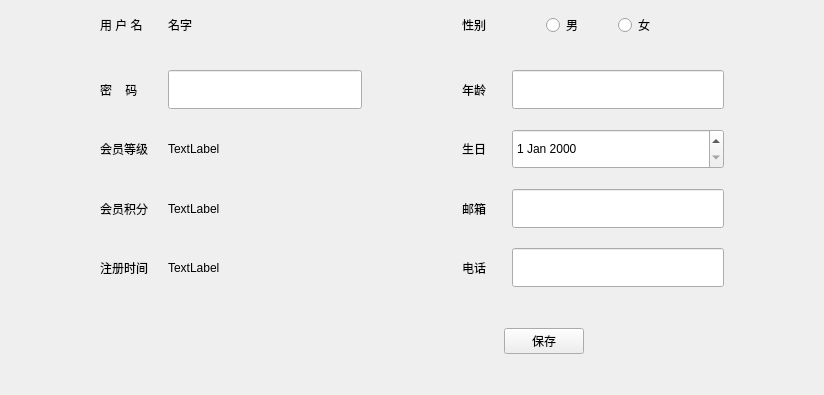
This is personalinfo.ui in hhhyxy/TicketingSystem as Qt 5 draws it before an edit. The edited form follows.
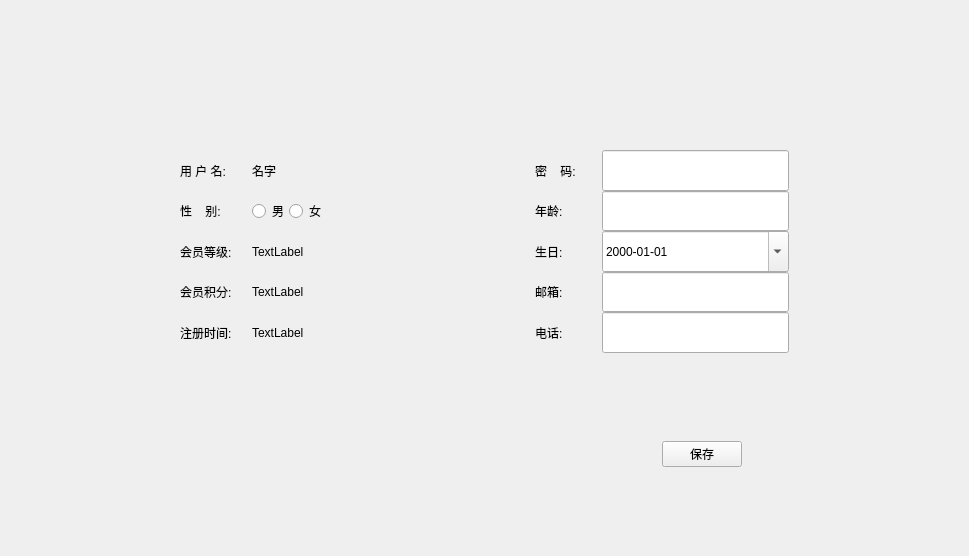
This is the edited form.

Patch:
```diff
--- a/personalinfo.ui
+++ b/personalinfo.ui
@@ -6,55 +6,50 @@
    <rect>
     <x>0</x>
     <y>0</y>
-    <width>824</width>
-    <height>395</height>
+    <width>969</width>
+    <height>556</height>
    </rect>
   </property>
   <property name="windowTitle">
    <string>Form</string>
   </property>
-  <layout class="QHBoxLayout" name="horizontalLayout_3">
+  <layout class="QVBoxLayout" name="verticalLayout">
    <property name="spacing">
     <number>0</number>
    </property>
    <property name="leftMargin">
-    <number>100</number>
+    <number>0</number>
    </property>
    <property name="topMargin">
-    <number>0</number>
+    <number>150</number>
    </property>
    <property name="rightMargin">
-    <number>100</number>
+    <number>0</number>
    </property>
    <property name="bottomMargin">
-    <number>0</number>
-   </property>
-   <item>
-    <layout class="QVBoxLayout" name="verticalLayout" stretch="8,3">
-     <property name="spacing">
       <number>0</number>
      </property>
      <item>
       <widget class="QWidget" name="widget_4" native="true">
-       <layout class="QHBoxLayout" name="horizontalLayout_2" stretch="4,4">
+     <layout class="QHBoxLayout" name="horizontalLayout_2" stretch="1,1">
         <property name="spacing">
          <number>100</number>
         </property>
         <property name="leftMargin">
-         <number>0</number>
+       <number>180</number>
         </property>
         <property name="topMargin">
          <number>0</number>
         </property>
         <property name="rightMargin">
-         <number>0</number>
+       <number>180</number>
         </property>
         <property name="bottomMargin">
          <number>0</number>
         </property>
         <item>
          <widget class="QWidget" name="widget_2" native="true">
-          <layout class="QGridLayout" name="gridLayout" rowstretch="1,0,0,0,0" columnstretch="1,7">
+        <layout class="QGridLayout" name="gridLayout_2" columnstretch="1,4">
            <property name="leftMargin">
             <number>0</number>
            </property>
@@ -67,11 +62,14 @@
            <property name="bottomMargin">
             <number>0</number>
            </property>
-           <property name="spacing">
+         <property name="horizontalSpacing">
             <number>20</number>
            </property>
-           <item row="2" column="1">
-            <widget class="QLabel" name="label_grade">
+         <property name="verticalSpacing">
+          <number>0</number>
+         </property>
+         <item row="0" column="0">
+          <widget class="QLabel" name="label">
              <property name="maximumSize">
               <size>
                <width>16777215</width>
@@ -79,7 +77,7 @@
               </size>
              </property>
              <property name="text">
-              <string>TextLabel</string>
+            <string>用 户 名:</string>
              </property>
             </widget>
            </item>
@@ -97,100 +95,9 @@
             </widget>
            </item>
            <item row="1" column="0">
-            <widget class="QLabel" name="label_2">
-             <property name="maximumSize">
-              <size>
-               <width>16777215</width>
-               <height>50</height>
-              </size>
-             </property>
-             <property name="text">
-              <string>密    码</string>
-             </property>
-            </widget>
-           </item>
-           <item row="3" column="0">
-            <widget class="QLabel" name="label_4">
-             <property name="maximumSize">
-              <size>
-               <width>16777215</width>
-               <height>50</height>
-              </size>
-             </property>
-             <property name="text">
-              <string>会员积分</string>
-             </property>
-            </widget>
-           </item>
-           <item row="4" column="0">
-            <widget class="QLabel" name="label_10">
-             <property name="maximumSize">
-              <size>
-               <width>16777215</width>
-               <height>50</height>
-              </size>
-             </property>
-             <property name="text">
-              <string>注册时间</string>
-             </property>
-            </widget>
-           </item>
-           <item row="4" column="1">
-            <widget class="QLabel" name="label_registerTime">
-             <property name="maximumSize">
-              <size>
-               <width>16777215</width>
-               <height>50</height>
-              </size>
-             </property>
-             <property name="text">
-              <string>TextLabel</string>
-             </property>
-            </widget>
-           </item>
-           <item row="0" column="0">
-            <widget class="QLabel" name="label">
-             <property name="maximumSize">
-              <size>
-               <width>16777215</width>
-               <height>50</height>
-              </size>
-             </property>
-             <property name="text">
-              <string>用 户 名</string>
-             </property>
-            </widget>
-           </item>
-           <item row="2" column="0">
-            <widget class="QLabel" name="label_3">
-             <property name="maximumSize">
-              <size>
-               <width>16777215</width>
-               <height>50</height>
-              </size>
-             </property>
-             <property name="text">
-              <string>会员等级</string>
-             </property>
-            </widget>
-           </item>
-           <item row="3" column="1">
-            <widget class="QLabel" name="label_score">
-             <property name="maximumSize">
-              <size>
-               <width>16777215</width>
-               <height>50</height>
-              </size>
-             </property>
-             <property name="text">
-              <string>TextLabel</string>
-             </property>
-            </widget>
-           </item>
-           <item row="1" column="1">
-            <widget class="QLineEdit" name="lineEdit_pwd">
+          <widget class="QLabel" name="label_7">
              <property name="sizePolicy">
-              <sizepolicy hsizetype="Expanding" vsizetype="Preferred">
+            <sizepolicy hsizetype="Preferred" vsizetype="Preferred">
                <horstretch>0</horstretch>
                <verstretch>0</verstretch>
               </sizepolicy>
@@ -201,72 +108,12 @@
                <height>50</height>
               </size>
              </property>
-            </widget>
-           </item>
-          </layout>
-         </widget>
-        </item>
-        <item>
-         <widget class="QWidget" name="widget_3" native="true">
-          <layout class="QGridLayout" name="gridLayout_2" rowstretch="1,0,0,0,0" columnstretch="1,7">
-           <property name="leftMargin">
-            <number>0</number>
-           </property>
-           <property name="topMargin">
-            <number>0</number>
-           </property>
-           <property name="rightMargin">
-            <number>0</number>
-           </property>
-           <property name="bottomMargin">
-            <number>0</number>
-           </property>
-           <property name="spacing">
-            <number>20</number>
-           </property>
-           <item row="1" column="1">
-            <widget class="QLineEdit" name="lineEdit_age">
-             <property name="sizePolicy">
-              <sizepolicy hsizetype="Expanding" vsizetype="Preferred">
-               <horstretch>0</horstretch>
-               <verstretch>0</verstretch>
-              </sizepolicy>
-             </property>
-             <property name="maximumSize">
-              <size>
-               <width>16777215</width>
-               <height>50</height>
-              </size>
-             </property>
-            </widget>
-           </item>
-           <item row="1" column="0">
-            <widget class="QLabel" name="label_8">
-             <property name="maximumSize">
-              <size>
-               <width>16777215</width>
-               <height>50</height>
-              </size>
-             </property>
              <property name="text">
-              <string>年龄</string>
+            <string>性    别:</string>
              </property>
             </widget>
            </item>
-           <item row="4" column="0">
-            <widget class="QLabel" name="label_6">
-             <property name="maximumSize">
-              <size>
-               <width>16777215</width>
-               <height>50</height>
-              </size>
-             </property>
-             <property name="text">
-              <string>电话</string>
-             </property>
-            </widget>
-           </item>
-           <item row="0" column="1">
+         <item row="1" column="1">
             <widget class="QWidget" name="widget_sex" native="true">
              <property name="sizePolicy">
               <sizepolicy hsizetype="Preferred" vsizetype="Preferred">
@@ -290,10 +137,10 @@
               <property name="bottomMargin">
                <number>0</number>
               </property>
-              <item alignment="Qt::AlignHCenter">
+            <item>
                <widget class="QRadioButton" name="radioButton_man">
                 <property name="sizePolicy">
-                 <sizepolicy hsizetype="Minimum" vsizetype="Preferred">
+               <sizepolicy hsizetype="Fixed" vsizetype="Preferred">
                   <horstretch>0</horstretch>
                   <verstretch>0</verstretch>
                  </sizepolicy>
@@ -309,7 +156,7 @@
                 </property>
                </widget>
               </item>
-              <item>
+            <item alignment="Qt::AlignLeft">
                <widget class="QRadioButton" name="radioButton_woman">
                 <property name="sizePolicy">
                  <sizepolicy hsizetype="Minimum" vsizetype="Preferred">
@@ -332,6 +179,166 @@
             </widget>
            </item>
            <item row="2" column="0">
+          <widget class="QLabel" name="label_3">
+           <property name="maximumSize">
+            <size>
+             <width>16777215</width>
+             <height>50</height>
+            </size>
+           </property>
+           <property name="text">
+            <string>会员等级:</string>
+           </property>
+          </widget>
+         </item>
+         <item row="2" column="1">
+          <widget class="QLabel" name="label_grade">
+           <property name="maximumSize">
+            <size>
+             <width>16777215</width>
+             <height>50</height>
+            </size>
+           </property>
+           <property name="text">
+            <string>TextLabel</string>
+           </property>
+          </widget>
+         </item>
+         <item row="3" column="0">
+          <widget class="QLabel" name="label_4">
+           <property name="maximumSize">
+            <size>
+             <width>16777215</width>
+             <height>50</height>
+            </size>
+           </property>
+           <property name="text">
+            <string>会员积分:</string>
+           </property>
+          </widget>
+         </item>
+         <item row="3" column="1">
+          <widget class="QLabel" name="label_score">
+           <property name="maximumSize">
+            <size>
+             <width>16777215</width>
+             <height>50</height>
+            </size>
+           </property>
+           <property name="text">
+            <string>TextLabel</string>
+           </property>
+          </widget>
+         </item>
+         <item row="4" column="0">
+          <widget class="QLabel" name="label_10">
+           <property name="maximumSize">
+            <size>
+             <width>16777215</width>
+             <height>50</height>
+            </size>
+           </property>
+           <property name="text">
+            <string>注册时间:</string>
+           </property>
+          </widget>
+         </item>
+         <item row="4" column="1">
+          <widget class="QLabel" name="label_registerTime">
+           <property name="maximumSize">
+            <size>
+             <width>16777215</width>
+             <height>50</height>
+            </size>
+           </property>
+           <property name="text">
+            <string>TextLabel</string>
+           </property>
+          </widget>
+         </item>
+        </layout>
+       </widget>
+      </item>
+      <item>
+       <widget class="QWidget" name="widget_3" native="true">
+        <layout class="QGridLayout" name="gridLayout" columnstretch="1,4" columnminimumwidth="0,0">
+         <property name="leftMargin">
+          <number>0</number>
+         </property>
+         <property name="topMargin">
+          <number>0</number>
+         </property>
+         <property name="rightMargin">
+          <number>0</number>
+         </property>
+         <property name="bottomMargin">
+          <number>0</number>
+         </property>
+         <property name="horizontalSpacing">
+          <number>20</number>
+         </property>
+         <property name="verticalSpacing">
+          <number>0</number>
+         </property>
+         <item row="0" column="0">
+          <widget class="QLabel" name="label_2">
+           <property name="maximumSize">
+            <size>
+             <width>16777215</width>
+             <height>50</height>
+            </size>
+           </property>
+           <property name="text">
+            <string>密    码:</string>
+           </property>
+          </widget>
+         </item>
+         <item row="0" column="1">
+          <widget class="QLineEdit" name="lineEdit_pwd">
+           <property name="sizePolicy">
+            <sizepolicy hsizetype="Expanding" vsizetype="Preferred">
+             <horstretch>0</horstretch>
+             <verstretch>0</verstretch>
+            </sizepolicy>
+           </property>
+           <property name="maximumSize">
+            <size>
+             <width>16777215</width>
+             <height>50</height>
+            </size>
+           </property>
+          </widget>
+         </item>
+         <item row="1" column="0">
+          <widget class="QLabel" name="label_8">
+           <property name="maximumSize">
+            <size>
+             <width>16777215</width>
+             <height>50</height>
+            </size>
+           </property>
+           <property name="text">
+            <string>年龄:</string>
+           </property>
+          </widget>
+         </item>
+         <item row="1" column="1">
+          <widget class="QLineEdit" name="lineEdit_age">
+           <property name="sizePolicy">
+            <sizepolicy hsizetype="Expanding" vsizetype="Preferred">
+             <horstretch>0</horstretch>
+             <verstretch>0</verstretch>
+            </sizepolicy>
+           </property>
+           <property name="maximumSize">
+            <size>
+             <width>16777215</width>
+             <height>50</height>
+            </size>
+           </property>
+          </widget>
+         </item>
+         <item row="2" column="0">
             <widget class="QLabel" name="label_9">
              <property name="maximumSize">
               <size>
@@ -340,55 +347,7 @@
               </size>
              </property>
              <property name="text">
-              <string>生日</string>
-             </property>
-            </widget>
-           </item>
-           <item row="3" column="1">
-            <widget class="QLineEdit" name="lineEdit_mail">
-             <property name="sizePolicy">
-              <sizepolicy hsizetype="Expanding" vsizetype="Preferred">
-               <horstretch>0</horstretch>
-               <verstretch>0</verstretch>
-              </sizepolicy>
-             </property>
-             <property name="maximumSize">
-              <size>
-               <width>16777215</width>
-               <height>50</height>
-              </size>
-             </property>
-            </widget>
-           </item>
-           <item row="0" column="0">
-            <widget class="QLabel" name="label_7">
-             <property name="sizePolicy">
-              <sizepolicy hsizetype="Preferred" vsizetype="Preferred">
-               <horstretch>0</horstretch>
-               <verstretch>0</verstretch>
-              </sizepolicy>
-             </property>
-             <property name="maximumSize">
-              <size>
-               <width>16777215</width>
-               <height>50</height>
-              </size>
-             </property>
-             <property name="text">
-              <string>性别</string>
-             </property>
-            </widget>
-           </item>
-           <item row="3" column="0">
-            <widget class="QLabel" name="label_5">
-             <property name="maximumSize">
-              <size>
-               <width>16777215</width>
-               <height>50</height>
-              </size>
-             </property>
-             <property name="text">
-              <string>邮箱</string>
+            <string>生日:</string>
              </property>
             </widget>
            </item>
@@ -406,6 +365,64 @@
                <height>50</height>
               </size>
              </property>
+           <property name="minimumDate">
+            <date>
+             <year>1900</year>
+             <month>9</month>
+             <day>14</day>
+            </date>
+           </property>
+           <property name="displayFormat">
+            <string>yyyy-MM-dd</string>
+           </property>
+           <property name="calendarPopup">
+            <bool>true</bool>
+           </property>
+           <property name="timeSpec">
+            <enum>Qt::UTC</enum>
+           </property>
+          </widget>
+         </item>
+         <item row="3" column="0">
+          <widget class="QLabel" name="label_5">
+           <property name="maximumSize">
+            <size>
+             <width>16777215</width>
+             <height>50</height>
+            </size>
+           </property>
+           <property name="text">
+            <string>邮箱:</string>
+           </property>
+          </widget>
+         </item>
+         <item row="3" column="1">
+          <widget class="QLineEdit" name="lineEdit_mail">
+           <property name="sizePolicy">
+            <sizepolicy hsizetype="Expanding" vsizetype="Preferred">
+             <horstretch>0</horstretch>
+             <verstretch>0</verstretch>
+            </sizepolicy>
+           </property>
+           <property name="maximumSize">
+            <size>
+             <width>16777215</width>
+             <height>50</height>
+            </size>
+           </property>
+          </widget>
+         </item>
+         <item row="4" column="0">
+          <widget class="QLabel" name="label_6">
+           <property name="maximumSize">
+            <size>
+             <width>16777215</width>
+             <height>50</height>
+            </size>
+           </property>
+           <property name="text">
+            <string>电话:</string>
+           </property>
             </widget>
            </item>
            <item row="4" column="1">
@@ -494,8 +511,6 @@
         </item>
        </layout>
       </widget>
-     </item>
-    </layout>
    </item>
   </layout>
  </widget>
```
Lines whose indentation alone changed are shown as unchanged.
